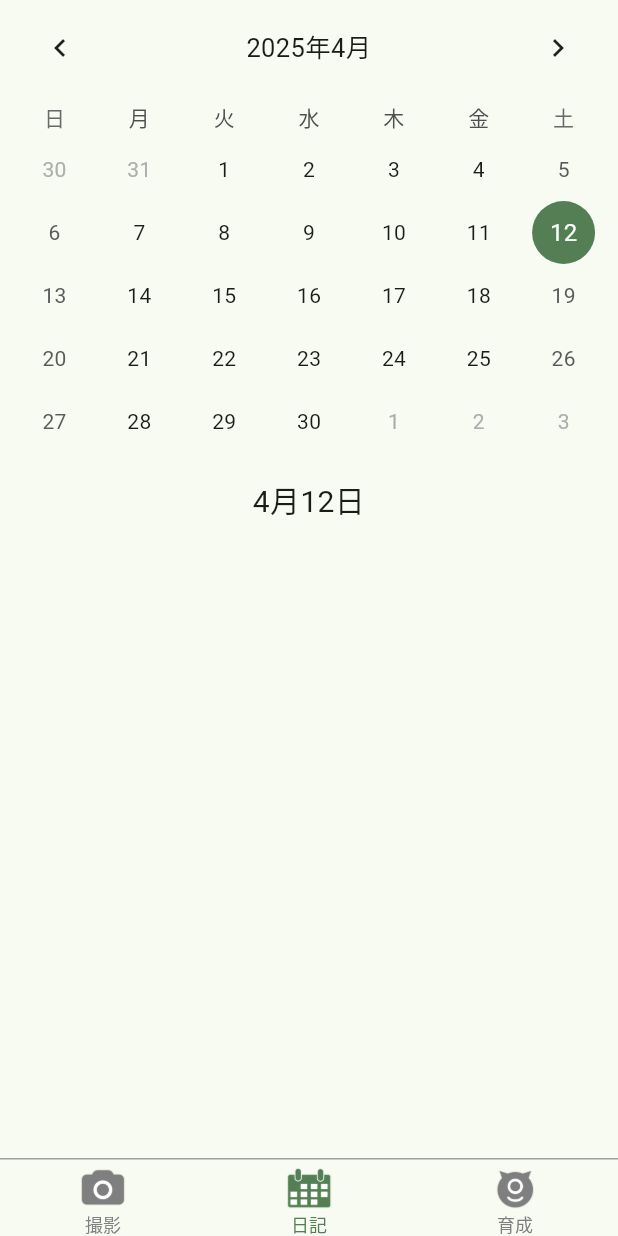
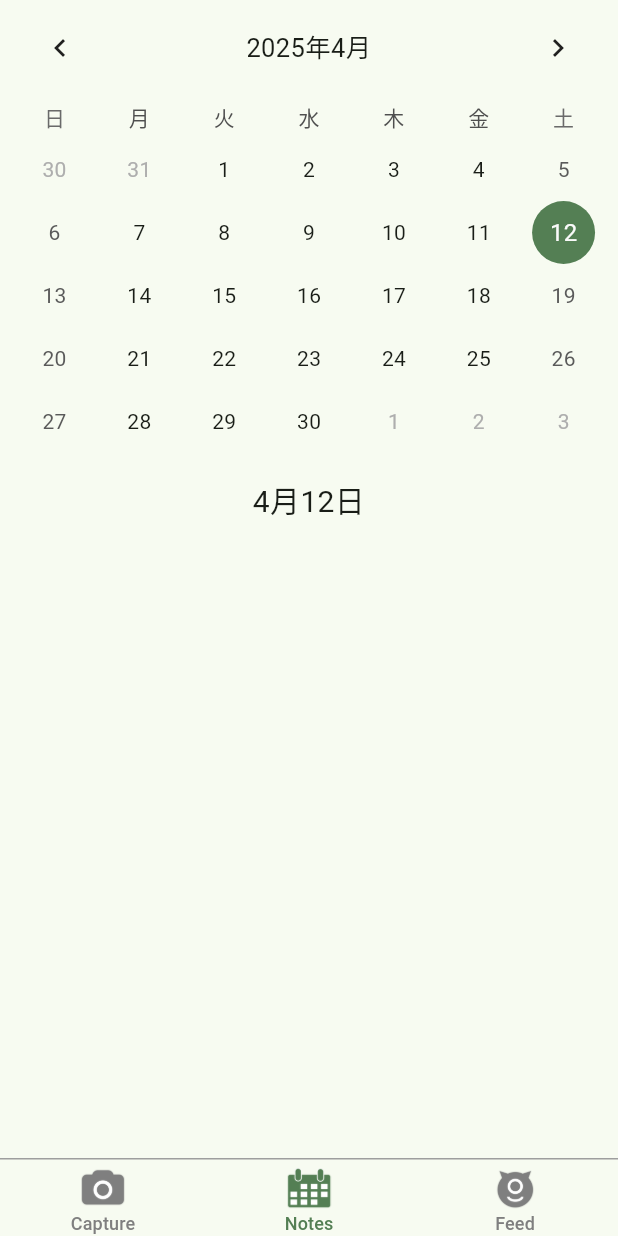
Before and after one commit to OtaTeruya/app_d, a Flutter app: the screen it shows after launch, on a phone screen of 412 x 824 dp. Run offline on Flutter 3.47's test engine with Material 3 defaults, Android fonts, the phone set to English and light mode, and no system bars; drawn by our look-alikes of table_calendar; our stand-ins replace animated_text_kit, camera, flutter_dotenv, gap, google_generative_ai, google_mobile_ads and 2 more; accounts and stored records are empty; generated files the repository leaves out were written again; Roboto replaces fonts that are missing (Rounded).

Commit message:
UI中の言語については、多言語化の対応を行なった

```diff
--- a/lib/capturePage/view/camera_screen.dart
+++ b/lib/capturePage/view/camera_screen.dart
@@ -2,6 +2,7 @@ import 'package:app_d/capturePage/view/camera_screen_ui.dart';
 import 'package:app_d/capturePage/view/capture_page.dart';
 import 'package:camera/camera.dart';
 import 'package:flutter/material.dart';
+import 'package:flutter_gen/gen_l10n/app_localizations.dart';
 
 class CameraScreen extends StatefulWidget {
   final CapturePageCallback callback;
@@ -75,8 +76,8 @@ class CameraScreenState extends State<CameraScreen> implements CameraScreenCallb
       //カメラが存在しない場合
       return Scaffold(
         body: Center(
-            child: const Text(
-              'カメラにアクセスできませんでした。',
+            child: Text(
+              AppLocalizations.of(context)!.unable_to_access_the_camera,
               style: TextStyle(color: Colors.red),
             )
         ),
--- a/lib/capturePage/view/result_screen_ui.dart
+++ b/lib/capturePage/view/result_screen_ui.dart
@@ -3,6 +3,7 @@ import 'package:app_d/capturePage/utils/image_manager.dart';
 import 'package:app_d/capturePage/view/result_screen.dart';
 import 'package:flutter/material.dart';
 import 'package:gap/gap.dart';
+import 'package:flutter_gen/gen_l10n/app_localizations.dart';
 
 class ResultScreenUI extends StatelessWidget {
   final ResultScreenCallback callback;
@@ -60,8 +61,7 @@ class ResultScreenUI extends StatelessWidget {
                   ) // ローディング中
                       : uiState.fileExists == true
                       ? ImageManager().getImage(uiState.imgPath) // ファイルが存在する場合
-                      : const Center(
-                    child: Text("データが存在しません"),
+                      : Center(child: Text(AppLocalizations.of(context)!.no_data_available),
                   ), // ファイルが存在しない場合
                 ),
               ),
@@ -71,11 +71,11 @@ class ResultScreenUI extends StatelessWidget {
                 children: [
                   TextButton(
                     onPressed: callback.moveToCameraScreen,
-                    child: Text('もう一枚撮る'),
+                    child: Text(AppLocalizations.of(context)!.take_another),
                   ),
                   TextButton(
                     onPressed: () { callback.moveToHistoryPage(); },
-                    child: Text('日記を見る'),
+                    child: Text(AppLocalizations.of(context)!.view_notes),
                   ),
                 ],
               ),
--- a/lib/characterPage/view/components/character_list_ui.dart
+++ b/lib/characterPage/view/components/character_list_ui.dart
@@ -1,5 +1,6 @@
 import 'package:app_d/characterPage/view/components/character_profile.dart';
 import 'package:flutter/material.dart';
+import 'package:flutter_gen/gen_l10n/app_localizations.dart';
 
 import '../../utils/character.dart';
 import '../../utils/character_manager.dart';
@@ -19,7 +20,7 @@ class CharacterListUI extends StatelessWidget {
       padding: EdgeInsets.symmetric(vertical: 16),
       child: Column(
         children: [
-          Text('モンスターを選んでください'),
+          Text(AppLocalizations.of(context)!.choose_a_creature),
           Expanded(
             child: ListView(
               children: [
--- a/lib/home/view/home_ui.dart
+++ b/lib/home/view/home_ui.dart
@@ -1,5 +1,6 @@
 import 'package:flutter/material.dart';
 import 'package:gap/gap.dart';
+import 'package:flutter_gen/gen_l10n/app_localizations.dart';
 
 import 'home.dart';
 
@@ -45,21 +46,21 @@ class HomeUI extends StatelessWidget {
                                 callback.isFocused(AppPage.capture),
                                 "images/icon_capture_focused.png",
                                 "images/icon_capture_unfocused.png",
-                                "撮影"
+                                AppLocalizations.of(context)!.capture
                             ),
                             _tabButton(
                                 callback.moveToHistoryPage,
                                 callback.isFocused(AppPage.history),
                                 "images/icon_calendar_focused.png",
                                 "images/icon_calendar_unfocused.png",
-                                "日記"
+                                AppLocalizations.of(context)!.notes
                             ),
                             _tabButton(
                                 callback.moveToCharacterPage,
                                 callback.isFocused(AppPage.character),
                                 "images/icon_character_focused.png",
                                 "images/icon_character_unfocused.png",
-                                "育成"
+                                AppLocalizations.of(context)!.feed
                             ),
                           ],
                         )
--- a/lib/main.dart
+++ b/lib/main.dart
@@ -1,5 +1,7 @@
 import 'package:flutter/material.dart';
 import 'package:flutter_dotenv/flutter_dotenv.dart';
+import 'package:flutter_localizations/flutter_localizations.dart';
+import 'package:flutter_gen/gen_l10n/app_localizations.dart';
 import 'package:intl/date_symbol_data_local.dart';
 
 import 'home/view/home.dart';
@@ -18,12 +20,39 @@ class MyApp extends StatelessWidget {
   @override
   Widget build(BuildContext context) {
     return MaterialApp(
-      title: 'Sample',
+      title: '',
       theme: ThemeData(
         colorScheme: ColorScheme.fromSeed(seedColor: Color(0xFF66CC66)),
         fontFamily: "Rounded",
         useMaterial3: true,
       ),
+      supportedLocales: [
+        const Locale('en', ''),
+        const Locale('ja', '')
+      ],
+      localizationsDelegates: [
+        AppLocalizations.delegate,
+        GlobalMaterialLocalizations.delegate,
+        GlobalWidgetsLocalizations.delegate,
+        GlobalCupertinoLocalizations.delegate,
+      ],
+      localeResolutionCallback: (locale, supportedLocales) {
+        if (locale != null) {
+          for (var supportedLocale in supportedLocales) {
+            if (supportedLocale.languageCode == locale.languageCode) {
+              return supportedLocale;
+            }
+          }
+        }
+        return const Locale('en', '');
+      },
+      builder: (context, child) {
+        return Title(
+          title: AppLocalizations.of(context)?.title ?? '',
+          color: Colors.black, // macOS/Windows のタスクバーで使われる色（指定必須なので）
+          child: child!,
+        );
+      },
       home: Home(),
       debugShowCheckedModeBanner: false,
     );
```
Also changed, not shown: lib/capturePage/components/reward_dialog.dart (+14 -7 lines), lib/capturePage/view/check_screen_ui.dart (+12 -11 lines), lib/l10n/app_en.arb (added, +27 -0 lines), lib/l10n/app_ja.arb (added, +27 -0 lines), pubspec.yaml (+5 -2 lines), pubspec.lock.
